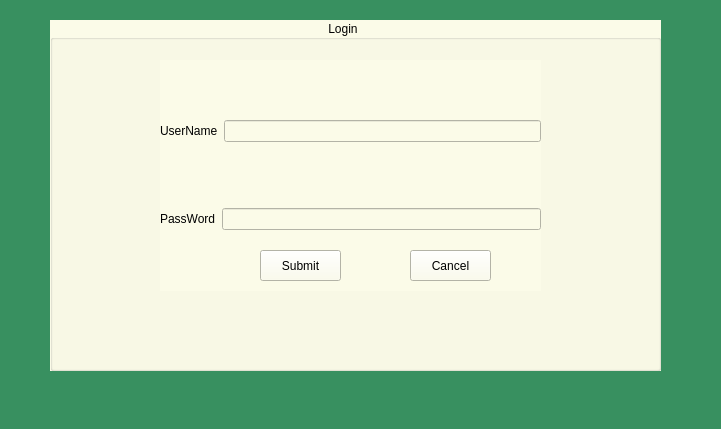
Rabsoninnora/RoseGardenPlantCareSystem, file mainwindowplantcare.ui: the form before one commit.
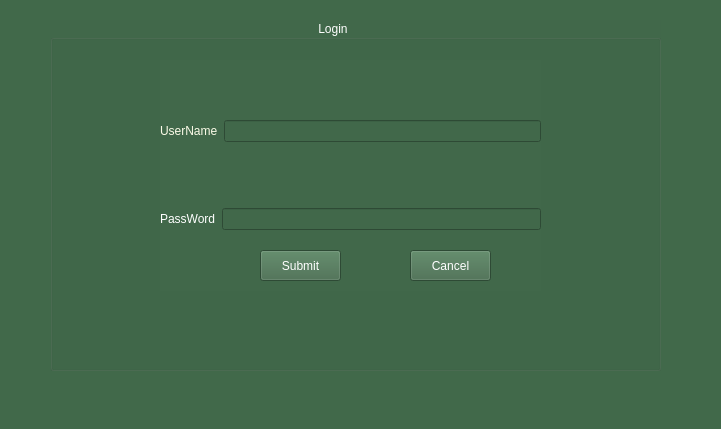
The form after the commit.

```diff
--- a/mainwindowplantcare.ui
+++ b/mainwindowplantcare.ui
@@ -10,6 +10,12 @@
     <height>429</height>
    </rect>
   </property>
+  <property name="font">
+   <font>
+    <pointsize>12</pointsize>
+    <bold>true</bold>
+   </font>
+  </property>
   <property name="windowTitle">
    <string>The Rose Garden Nursery  System 1.0</string>
   </property>
@@ -17,7 +23,7 @@
    <enum>Qt::LeftToRight</enum>
   </property>
   <property name="styleSheet">
-   <string notr="true">background-color: rgb(56, 144, 96);</string>
+   <string notr="true">background-color: rgb(65, 105, 74);</string>
   </property>
   <widget class="QWidget" name="centralwidget">
    <widget class="QGroupBox" name="loginBox">
@@ -30,11 +36,13 @@
      </rect>
     </property>
     <property name="styleSheet">
-     <string notr="true">background-color: rgb(251, 251, 232);
+     <string notr="true">background-color: rgb(65, 104, 74);
+font: 700 12pt &quot;Ubuntu&quot;;
+color: rgb(255, 255, 255);
  </string>
     </property>
     <property name="title">
-     <string>                                                                                   Login             </string>
+     <string>                                                                                Login             </string>
     </property>
     <widget class="QWidget" name="layoutWidget">
      <property name="geometry">
@@ -51,7 +59,8 @@
         <item>
          <widget class="QLabel" name="label">
           <property name="styleSheet">
-           <string notr="true"/>
+           <string notr="true">font: 700 12pt &quot;Ubuntu&quot;;
+color: rgb(251, 251, 232);</string>
           </property>
           <property name="text">
            <string>UserName</string>
@@ -67,6 +76,10 @@
        <layout class="QHBoxLayout" name="horizontalLayout_2">
         <item>
          <widget class="QLabel" name="label_2">
+          <property name="styleSheet">
+           <string notr="true">font: 700 12pt &quot;Ubuntu&quot;;
+color: rgb(255, 255, 255);</string>
+          </property>
           <property name="text">
            <string>PassWord</string>
           </property>
@@ -88,6 +101,10 @@
        <height>31</height>
       </rect>
      </property>
+     <property name="styleSheet">
+      <string notr="true">font: 700 12pt &quot;Ubuntu&quot;;
+color: rgb(255, 255, 255);</string>
+     </property>
      <property name="text">
       <string>Submit</string>
      </property>
@@ -101,6 +118,10 @@
        <height>31</height>
       </rect>
      </property>
+     <property name="styleSheet">
+      <string notr="true">font: 700 12pt &quot;Ubuntu&quot;;
+color: rgb(255, 255, 255);</string>
+     </property>
      <property name="text">
       <string>Cancel</string>
      </property>
```
